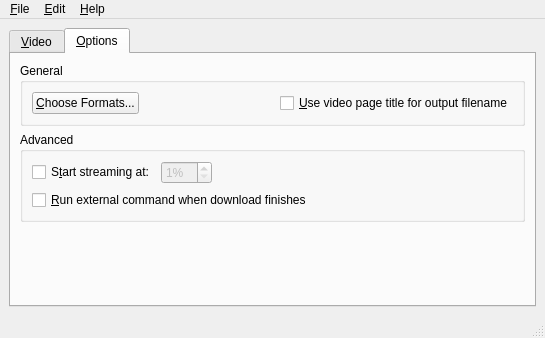
Above: rc/mainwnd.ui from guendto/abby before the change. Below: the same form after it.
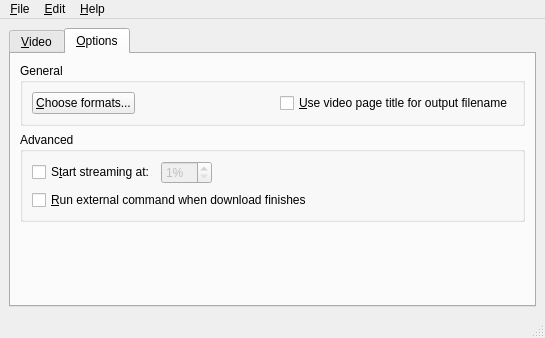
That is the form after the change. The open tabs and pages were chosen to show the change. Icons and pictures are not drawn.

```diff
--- a/rc/mainwnd.ui
+++ b/rc/mainwnd.ui
@@ -435,7 +435,7 @@
              <item>
               <widget class="QPushButton" name="formatsButton" >
                <property name="text" >
-                <string>&amp;Choose Formats...</string>
+                <string>&amp;Choose formats...</string>
                </property>
               </widget>
              </item>
```
Left out of the diff: 34 changed lines with no effect on the pictures.
